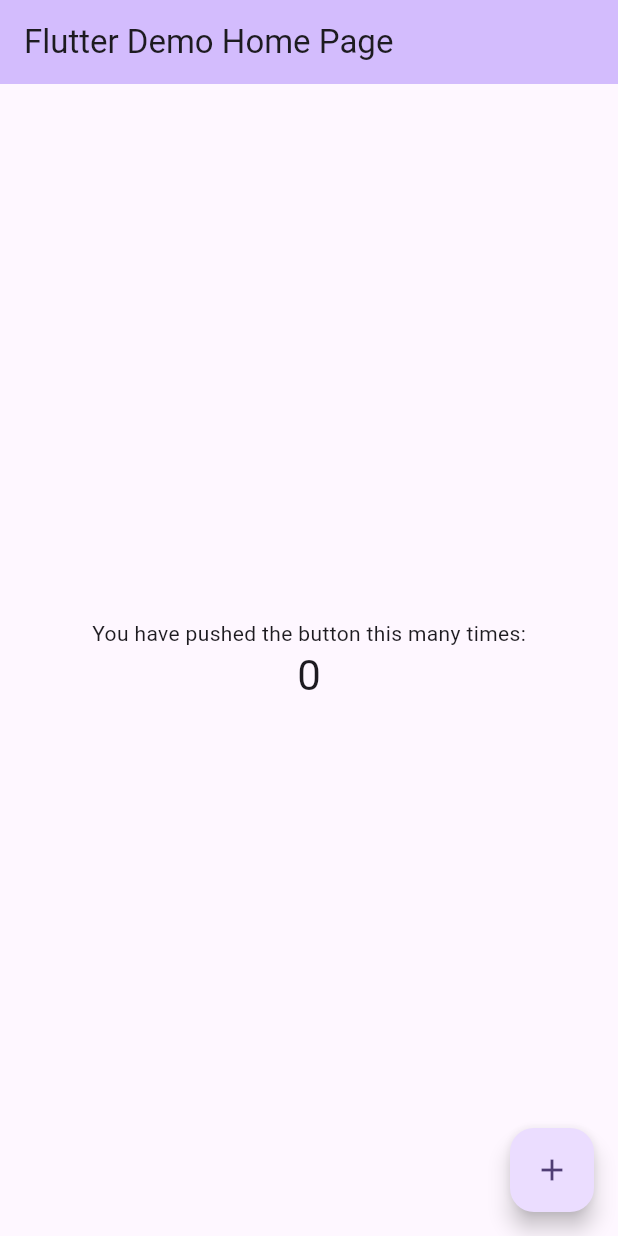
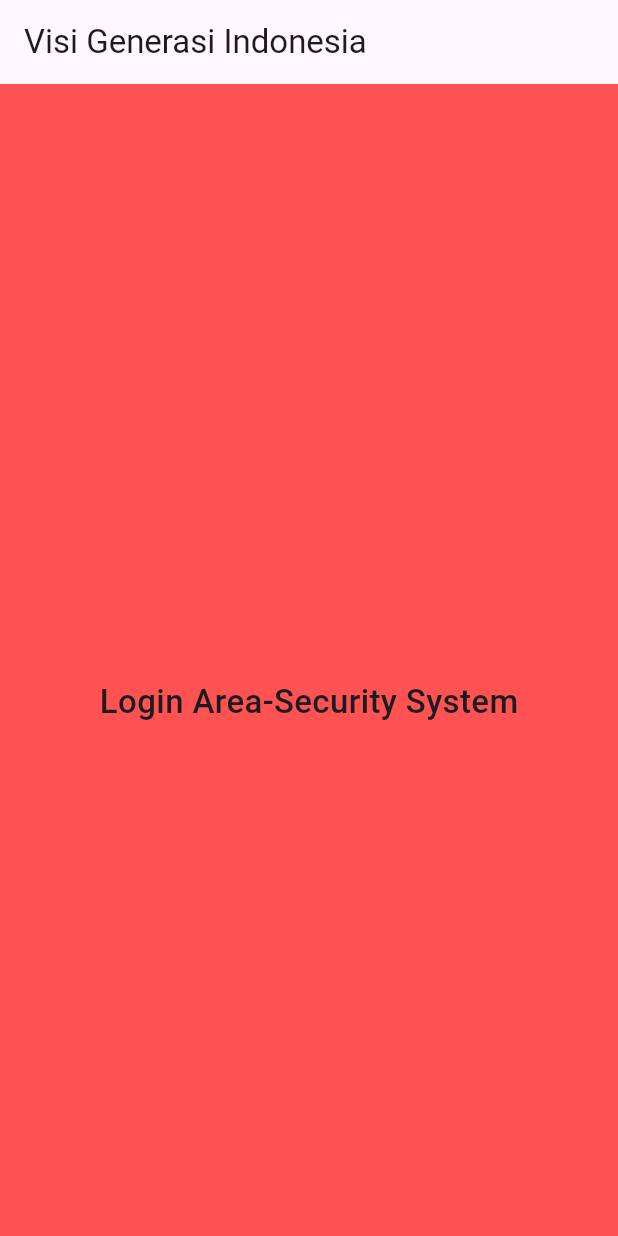
Before and after one commit to AgusRuswantoSaputro/App-Mobile-Vigenesia, a Flutter app: the screen it shows after launch, on a phone screen of 412 x 824 dp. Run offline on Flutter 3.47's test engine with Material 3 defaults, Android fonts, the phone set to English and light mode, and no system bars.

Commit message:
menambahkan screen login

```diff
--- /dev/null
+++ b/lib/Screens/Login.dart
@@ -0,0 +1,38 @@
+import 'package:flutter/material.dart';
+
+class Login extends StatefulWidget {
+  const Login({Key? key}) : super(key: key);
+
+  @override
+  State<Login> createState() => _LoginState();
+}
+
+class _LoginState extends State<Login> {
+  @override
+  Widget build(BuildContext context) {
+    title:
+    'First App';
+    return Scaffold(
+      appBar: AppBar(
+        //leading: Icon(Icons.home),
+        title: Text('Visi Generasi Indonesia'),
+      ),
+      body: SingleChildScrollView(
+          child: Container(
+              color: Colors.redAccent,
+              height: MediaQuery.of(context).size.height,
+              child: Center(
+                child: Column(
+                  mainAxisAlignment: MainAxisAlignment.center,
+                  children: [
+                    Text(
+                      'Login Area-Security System',
+                      style:
+                          TextStyle(fontSize: 22, fontWeight: FontWeight.w500),
+                    ),
+                  ],
+                ),
+              ))),
+    );
+  }
+}
--- a/lib/main.dart
+++ b/lib/main.dart
@@ -1,125 +1,7 @@
 import 'package:flutter/material.dart';
+import 'Screens/Login.dart';
 
-void main() {
-  runApp(const MyApp());
-}
-
-class MyApp extends StatelessWidget {
-  const MyApp({super.key});
-
-  // This widget is the root of your application.
-  @override
-  Widget build(BuildContext context) {
-    return MaterialApp(
-      title: 'Flutter Demo',
-      theme: ThemeData(
-        // This is the theme of your application.
-        //
-        // TRY THIS: Try running your application with "flutter run". You'll see
-        // the application has a purple toolbar. Then, without quitting the app,
-        // try changing the seedColor in the colorScheme below to Colors.green
-        // and then invoke "hot reload" (save your changes or press the "hot
-        // reload" button in a Flutter-supported IDE, or press "r" if you used
-        // the command line to start the app).
-        //
-        // Notice that the counter didn't reset back to zero; the application
-        // state is not lost during the reload. To reset the state, use hot
-        // restart instead.
-        //
-        // This works for code too, not just values: Most code changes can be
-        // tested with just a hot reload.
-        colorScheme: ColorScheme.fromSeed(seedColor: Colors.deepPurple),
-        useMaterial3: true,
-      ),
-      home: const MyHomePage(title: 'Flutter Demo Home Page'),
-    );
-  }
-}
-
-class MyHomePage extends StatefulWidget {
-  const MyHomePage({super.key, required this.title});
-
-  // This widget is the home page of your application. It is stateful, meaning
-  // that it has a State object (defined below) that contains fields that affect
-  // how it looks.
-
-  // This class is the configuration for the state. It holds the values (in this
-  // case the title) provided by the parent (in this case the App widget) and
-  // used by the build method of the State. Fields in a Widget subclass are
-  // always marked "final".
-
-  final String title;
-
-  @override
-  State<MyHomePage> createState() => _MyHomePageState();
-}
-
-class _MyHomePageState extends State<MyHomePage> {
-  int _counter = 0;
-
-  void _incrementCounter() {
-    setState(() {
-      // This call to setState tells the Flutter framework that something has
-      // changed in this State, which causes it to rerun the build method below
-      // so that the display can reflect the updated values. If we changed
-      // _counter without calling setState(), then the build method would not be
-      // called again, and so nothing would appear to happen.
-      _counter++;
-    });
-  }
-
-  @override
-  Widget build(BuildContext context) {
-    // This method is rerun every time setState is called, for instance as done
-    // by the _incrementCounter method above.
-    //
-    // The Flutter framework has been optimized to make rerunning build methods
-    // fast, so that you can just rebuild anything that needs updating rather
-    // than having to individually change instances of widgets.
-    return Scaffold(
-      appBar: AppBar(
-        // TRY THIS: Try changing the color here to a specific color (to
-        // Colors.amber, perhaps?) and trigger a hot reload to see the AppBar
-        // change color while the other colors stay the same.
-        backgroundColor: Theme.of(context).colorScheme.inversePrimary,
-        // Here we take the value from the MyHomePage object that was created by
-        // the App.build method, and use it to set our appbar title.
-        title: Text(widget.title),
-      ),
-      body: Center(
-        // Center is a layout widget. It takes a single child and positions it
-        // in the middle of the parent.
-        child: Column(
-          // Column is also a layout widget. It takes a list of children and
-          // arranges them vertically. By default, it sizes itself to fit its
-          // children horizontally, and tries to be as tall as its parent.
-          //
-          // Column has various properties to control how it sizes itself and
-          // how it positions its children. Here we use mainAxisAlignment to
-          // center the children vertically; the main axis here is the vertical
-          // axis because Columns are vertical (the cross axis would be
-          // horizontal).
-          //
-          // TRY THIS: Invoke "debug painting" (choose the "Toggle Debug Paint"
-          // action in the IDE, or press "p" in the console), to see the
-          // wireframe for each widget.
-          mainAxisAlignment: MainAxisAlignment.center,
-          children: <Widget>[
-            const Text(
-              'You have pushed the button this many times:',
-            ),
-            Text(
-              '$_counter',
-              style: Theme.of(context).textTheme.headlineMedium,
-            ),
-          ],
-        ),
-      ),
-      floatingActionButton: FloatingActionButton(
-        onPressed: _incrementCounter,
-        tooltip: 'Increment',
-        child: const Icon(Icons.add),
-      ), // This trailing comma makes auto-formatting nicer for build methods.
-    );
-  }
-}
+void main() => runApp(MaterialApp(
+      debugShowCheckedModeBanner: false,
+      home: Login(),
+    ));
```
